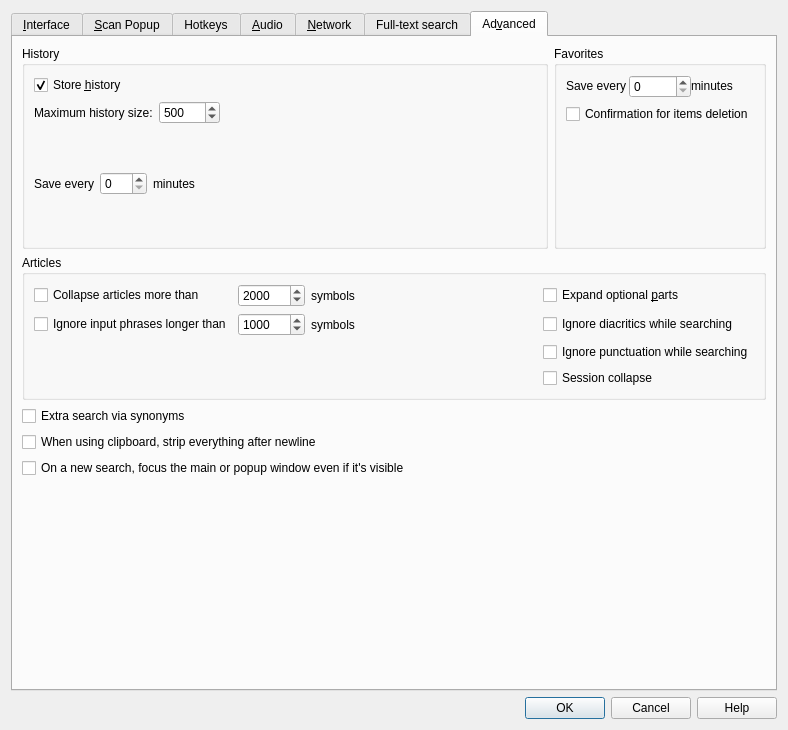
xiaoyifang/goldendict-ng, file src/ui/preferences.ui: the form before one commit.
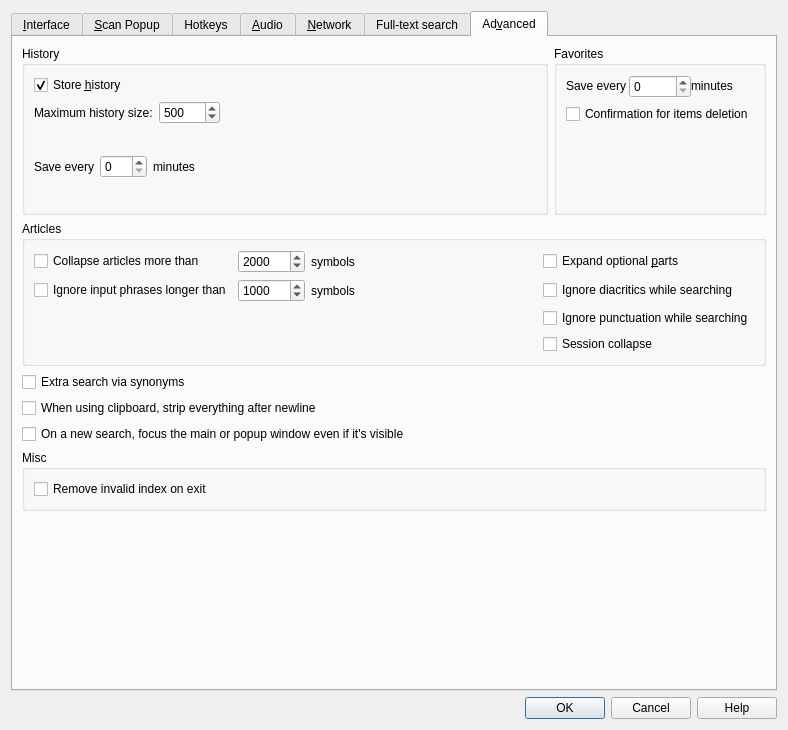
The form after the commit. The open tabs and pages were chosen to show the change. Icons and pictures are not drawn. Custom widgets are drawn as their Qt base class.

Commit message: opt: remove invalid index on exit

The edit to the form file:
```diff
--- a/src/ui/preferences.ui
+++ b/src/ui/preferences.ui
@@ -1947,6 +1947,22 @@
          </property>
         </widget>
        </item>
+       <item>
+        <widget class="QGroupBox" name="groupBox_7">
+         <property name="title">
+          <string>Misc</string>
+         </property>
+         <layout class="QVBoxLayout" name="verticalLayout_20">
+          <item>
+           <widget class="QCheckBox" name="removeInvalidIndexOnExit">
+            <property name="text">
+             <string>Remove invalid index on exit</string>
+            </property>
+           </widget>
+          </item>
+         </layout>
+        </widget>
+       </item>
        <item>
         <spacer name="verticalSpacer_17">
          <property name="orientation">
```
The commit also changes 4 other files.
